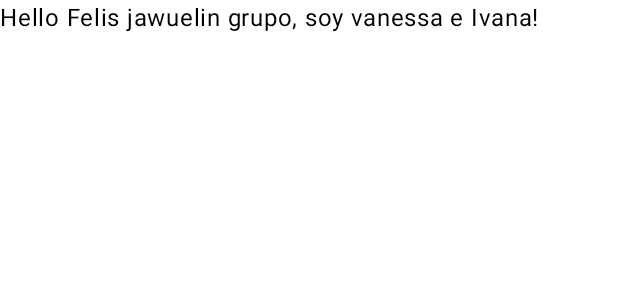
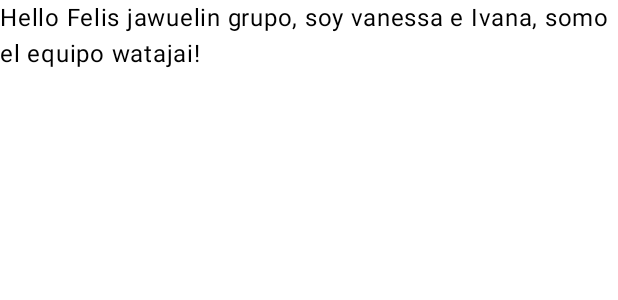
Before and after one commit to Will010906/ProyectoColaborativo, an Android app built with Jetpack Compose: the @Preview function GreetingPreview, on a phone screen of 412 x 824 dp. Shown: the top 300 px of the screen. Run offline under Robolectric (Android 15) with nearby library versions, the phone set to English and light mode, and no system bars.

Commit message:
Creación de rama watajai

```diff
--- a/app/src/main/java/com/example/proyectocolaborativo/MainActivity.kt
+++ b/app/src/main/java/com/example/proyectocolaborativo/MainActivity.kt
@@ -42,6 +42,6 @@ fun Greeting(name: String, modifier: Modifier = Modifier) {
 @Composable
 fun GreetingPreview() {
     ProyectoColaborativoTheme {
-        Greeting("Felis jawuelin grupo, soy vanessa e Ivana")
+        Greeting("Felis jawuelin grupo, soy vanessa e Ivana, somo el equipo watajai")
     }
 }
```
